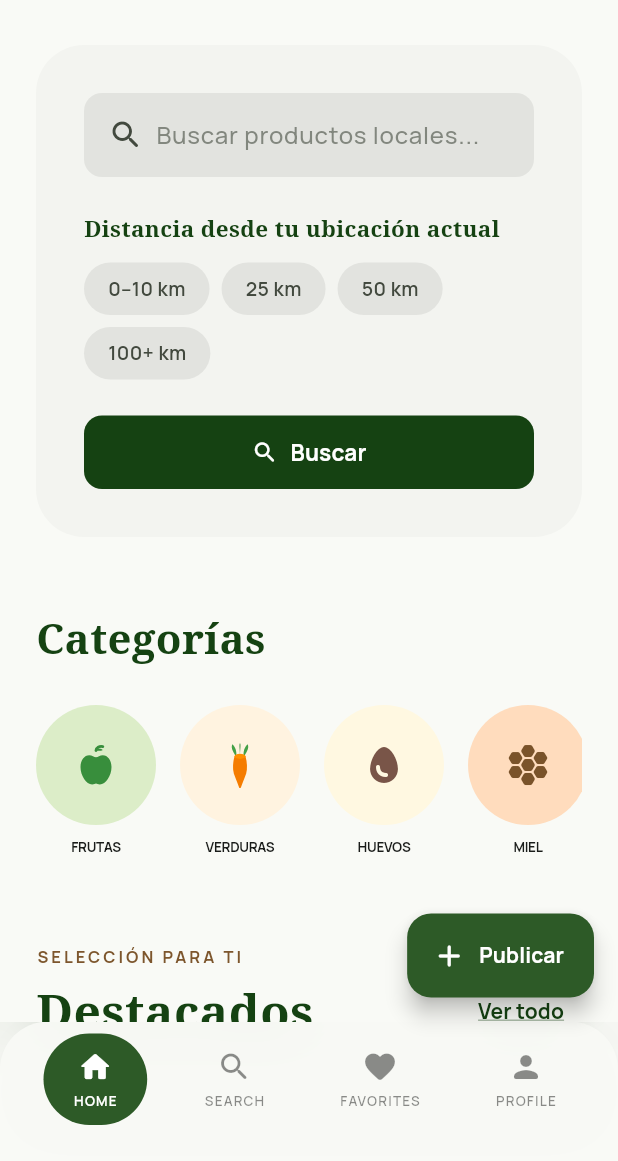
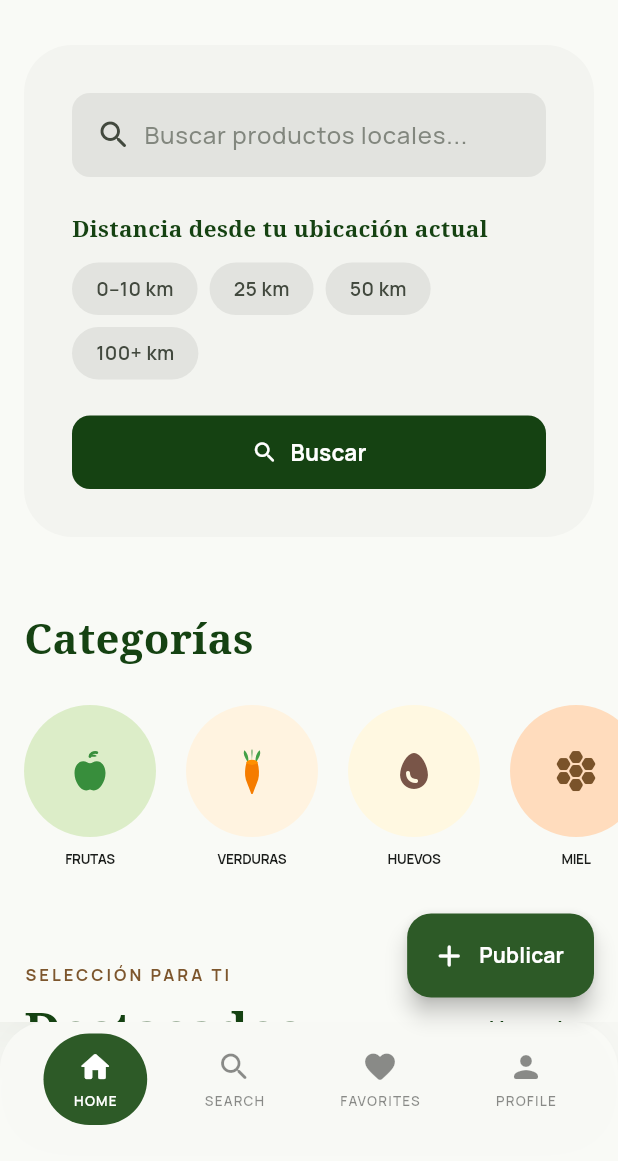
Before and after one commit to alexpimentelmolina/primari-app, a Flutter app: the screen it shows after launch, on a phone screen of 412 x 824 dp, the part 75-1236 px from its top. Run offline on Flutter 3.47's test engine with Material 3 defaults, Android fonts, the phone set to English and light mode, and no system bars; our stand-ins replace app_links, flutter_riverpod, flutter_svg, geolocator, go_router, google_fonts and 5 more; accounts and stored records are empty.

Commit message:
fix(layout): reducir padding horizontal y aumentar círculos en nativo
Nativo usaba horizontal:24 y círculos de 80px (valores default).
Web móvil usaba horizontal:16 y círculos de 88px (rama isWebMobile).

La condición kIsWeb excluía a iOS/Android de los valores visuales
correctos. Se elimina kIsWeb: ahora la distinción es solo por ancho
(>900 = desktop web, resto = mobile layout para nativo y web móvil).

Cambios en HomeScreen:
- padding horizontal: 24 → 16 en nativo
- círculos categorías: 80 → 88px en nativo
- separador categorías: 16 → 20px en nativo
- altura lista categorías: 112 → 124px en nativo
- clipBehavior: hardEdge → Clip.none en nativo

Co-Authored-By: Claude Sonnet 4.6 <noreply@anthropic.com>

```diff
--- a/lib/features/home/screens/home_screen.dart
+++ b/lib/features/home/screens/home_screen.dart
@@ -29,7 +29,6 @@ class HomeScreen extends StatelessWidget {
       body: LayoutBuilder(
         builder: (context, constraints) {
           final isWeb = constraints.maxWidth > 900;
-          final isWebMobile = kIsWeb && constraints.maxWidth < 600;
           return SingleChildScrollView(
             child: Column(
               crossAxisAlignment: CrossAxisAlignment.start,
@@ -38,7 +37,7 @@ class HomeScreen extends StatelessWidget {
                 if (isWeb) const _WebHeroSection(),
                 Padding(
                   padding: EdgeInsets.symmetric(
-                    horizontal: isWeb ? 80 : (isWebMobile ? 16 : 24),
+                    horizontal: isWeb ? 80 : 16,
                   ),
                   child: Column(
                     crossAxisAlignment: isWeb ? CrossAxisAlignment.center : CrossAxisAlignment.start,
@@ -297,7 +296,9 @@ class _CategoriesSection extends StatelessWidget {
 
   @override
   Widget build(BuildContext context) {
-    final isWebMobile = kIsWeb && MediaQuery.of(context).size.width < 600;
+    // Mismo layout para nativo y web móvil: sin kIsWeb para que ambos
+    // usen círculos grandes y el espaciado más abierto.
+    final isDesktopWeb = MediaQuery.of(context).size.width > 900;
 
     return Column(
       crossAxisAlignment: CrossAxisAlignment.start,
@@ -312,19 +313,16 @@ class _CategoriesSection extends StatelessWidget {
         ),
         const SizedBox(height: 24),
         SizedBox(
-          height: isWebMobile ? 124 : 112,
+          height: isDesktopWeb ? 112 : 124,
           child: ListView.separated(
             scrollDirection: Axis.horizontal,
-            // Clip.none para que el ítem parcialmente visible en el borde
-            // no quede cortado de forma abrupta en web móvil
-            clipBehavior: isWebMobile ? Clip.none : Clip.hardEdge,
-            // Padding de fin para que el último ítem pueda scrollar hasta verse completo
-            padding: isWebMobile
-                ? const EdgeInsets.only(right: 16)
-                : EdgeInsets.zero,
+            clipBehavior: isDesktopWeb ? Clip.hardEdge : Clip.none,
+            padding: isDesktopWeb
+                ? EdgeInsets.zero
+                : const EdgeInsets.only(right: 16),
             itemCount: _categories.length,
             separatorBuilder: (context, index) => SizedBox(
-              width: isWebMobile ? 20 : 16,
+              width: isDesktopWeb ? 16 : 20,
             ),
             itemBuilder: (context, index) {
               final (icon, label, bg, fg, catKey) = _categories[index];
@@ -340,7 +338,7 @@ class _CategoriesSection extends StatelessWidget {
                 svgAsset: svgAsset,
                 applyColorFilter: applyColorFilter,
                 svgSize: svgSize,
-                circleSize: isWebMobile ? 88.0 : 80.0,
+                circleSize: isDesktopWeb ? 80.0 : 88.0,
               );
             },
           ),
```
